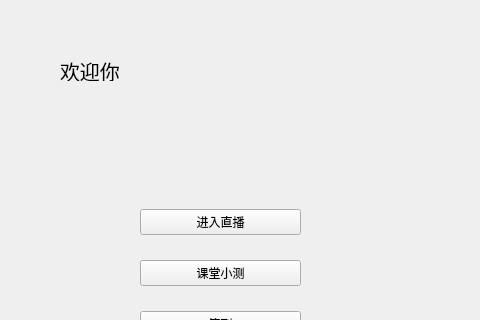
Above: main/Client/ThunderClient/studentview.ui from Jinglong-Liu/thunder_class_cpp before the change; both pictures show x 0 to 480 and y 0 to 320 of the 940 by 650 pixel window. Below: the same form after it.
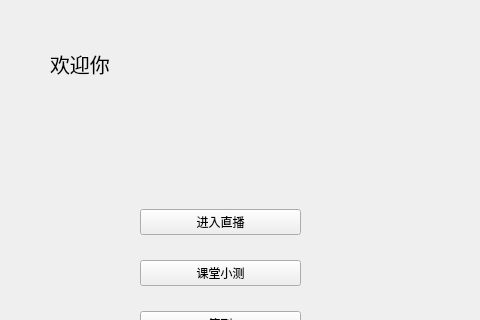
That is the form after the change.

```diff
--- a/main/Client/ThunderClient/studentview.ui
+++ b/main/Client/ThunderClient/studentview.ui
@@ -148,19 +148,13 @@
      <rect>
       <x>50</x>
       <y>40</y>
-      <width>201</width>
-      <height>91</height>
+      <width>255</width>
+      <height>47</height>
      </rect>
     </property>
+    <layout class="QHBoxLayout" name="horizontalLayout_2">
+     <item>
     <widget class="QLabel" name="label_2">
-     <property name="geometry">
-      <rect>
-       <x>10</x>
-       <y>20</y>
-       <width>81</width>
-       <height>21</height>
-      </rect>
-     </property>
      <property name="font">
       <font>
        <pointsize>15</pointsize>
@@ -170,6 +164,22 @@
       <string>欢迎你</string>
      </property>
     </widget>
+     </item>
+     <item>
+      <widget class="QLabel" name="id">
+       <property name="text">
+        <string/>
+       </property>
+      </widget>
+     </item>
+     <item>
+      <widget class="QLabel" name="name">
+       <property name="text">
+        <string/>
+       </property>
+      </widget>
+     </item>
+    </layout>
    </widget>
   </widget>
   <widget class="QMenuBar" name="menubar">
```
Lines whose indentation alone changed are shown as unchanged.
